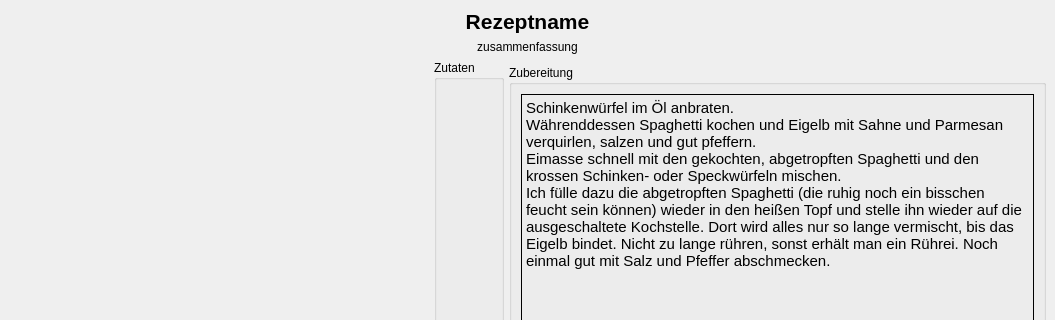
Above: frontend/RecipeWidget.ui from Indidev/headcooker before the change; both pictures show x 0 to 1055 and y 0 to 320 of the 1055 by 506 pixel window. Below: the same form after it.
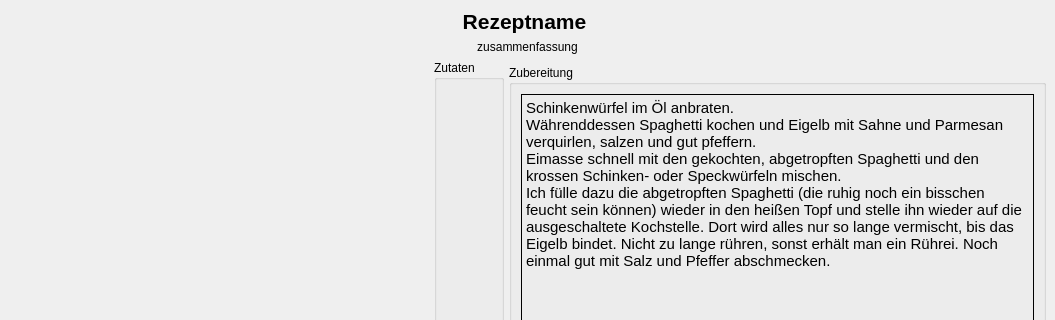
That is the form after the change.

Commit message: added ratings to recipes

The edit to the form file:
```diff
--- a/frontend/RecipeWidget.ui
+++ b/frontend/RecipeWidget.ui
@@ -45,6 +45,27 @@
        <number>9</number>
       </property>
       <item>
+       <layout class="QHBoxLayout" name="horizontalLayout">
+        <property name="topMargin">
+         <number>0</number>
+        </property>
+        <item>
+         <spacer name="header_spacer">
+          <property name="orientation">
+           <enum>Qt::Horizontal</enum>
+          </property>
+          <property name="sizeType">
+           <enum>QSizePolicy::Maximum</enum>
+          </property>
+          <property name="sizeHint" stdset="0">
+           <size>
+            <width>300</width>
+            <height>20</height>
+           </size>
+          </property>
+         </spacer>
+        </item>
+        <item>
        <widget class="QLabel" name="recipeName">
         <property name="font">
          <font>
@@ -63,6 +84,21 @@
          <number>5</number>
         </property>
        </widget>
+        </item>
+        <item>
+         <widget class="QLabel" name="ratingLbl">
+          <property name="maximumSize">
+           <size>
+            <width>300</width>
+            <height>50</height>
+           </size>
+          </property>
+          <property name="text">
+           <string/>
+          </property>
+         </widget>
+        </item>
+       </layout>
       </item>
       <item>
        <widget class="QLabel" name="subtitle">
```
Lines whose indentation alone changed are shown as unchanged. The commit also changes 19 other files.
